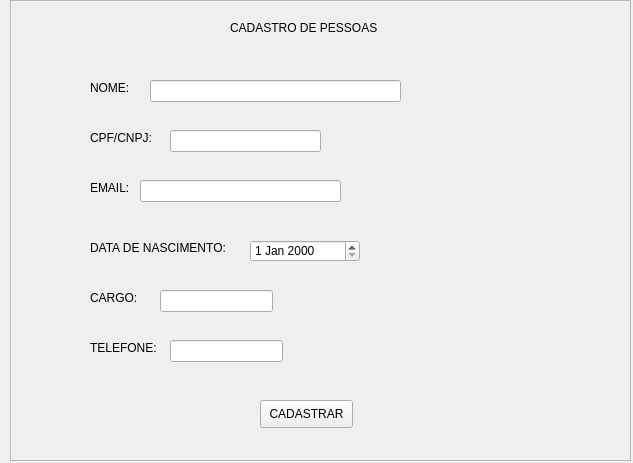
Qt form view/ui/cadastroPessoas.ui (Senac-SOR-ADS/Mapa-de-Sala) before a commit.
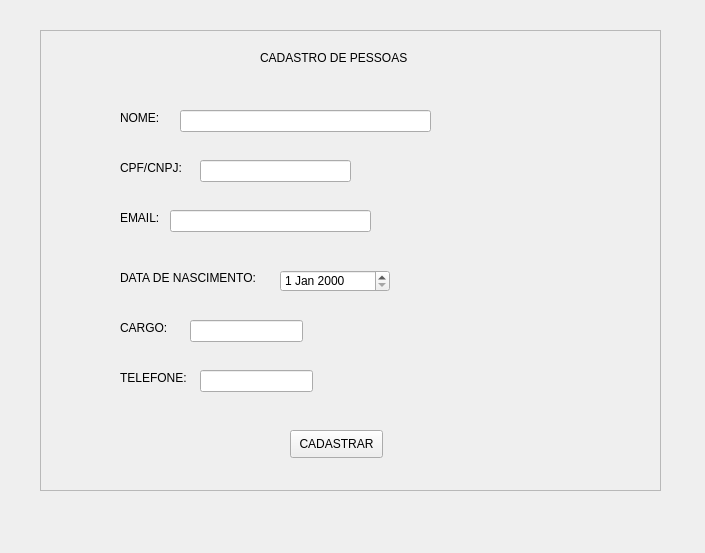
The same form after that commit.

Commit message:
Alteração para QWidget nas telas de cadastros (#46)
* Alterações nas telas de cadastro

Conexão dos botões e alteramento do QMainWindow para QWidget

* Alteração para QWidget

* Alteração no cadastro pessoas

Retirei a função do pyqtSlot

What changed in the file:
```diff
--- a/view/ui/cadastroPessoas.ui
+++ b/view/ui/cadastroPessoas.ui
@@ -6,8 +6,8 @@
    <rect>
     <x>0</x>
     <y>0</y>
-    <width>633</width>
-    <height>463</height>
+    <width>705</width>
+    <height>553</height>
    </rect>
   </property>
   <property name="windowTitle">
@@ -16,8 +16,8 @@
   <widget class="QFrame" name="frame">
    <property name="geometry">
     <rect>
-     <x>10</x>
-     <y>0</y>
+     <x>40</x>
+     <y>30</y>
      <width>621</width>
      <height>461</height>
     </rect>
```
The commit also changes 6 other files.
